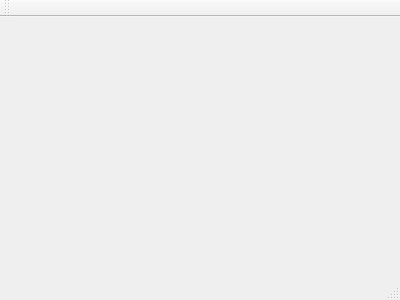
First picture: the form in mainwindow.ui, repository akademik2607/geekQtRedaktor, before the edit.
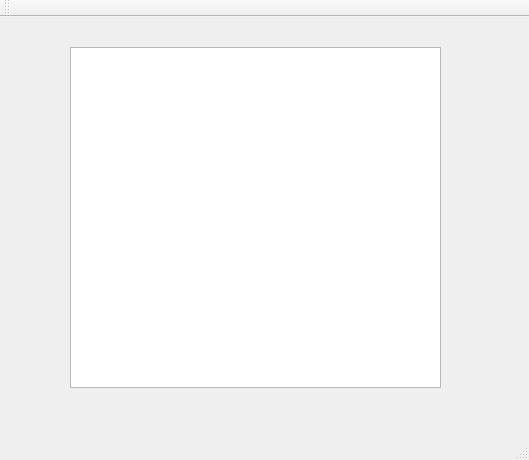
Second picture: the form after the edit.

Commit message: Добавил конвртер спецсимволов(#@RUB@)

The edit to the form file:
```diff
--- a/mainwindow.ui
+++ b/mainwindow.ui
@@ -1,24 +1,50 @@
 <ui version="4.0">
  <class>MainWindow</class>
- <widget class="QMainWindow" name="MainWindow" >
-  <property name="geometry" >
+ <widget class="QMainWindow" name="MainWindow">
+  <property name="geometry">
    <rect>
     <x>0</x>
     <y>0</y>
-    <width>400</width>
-    <height>300</height>
+    <width>529</width>
+    <height>460</height>
    </rect>
   </property>
   <property name="windowTitle" >
    <string>MainWindow</string>
   </property>
-  <widget class="QMenuBar" name="menuBar" />
-  <widget class="QToolBar" name="mainToolBar" />
-  <widget class="QWidget" name="centralWidget" />
-  <widget class="QStatusBar" name="statusBar" />
+  <widget class="QWidget" name="centralWidget">
+   <widget class="QTextEdit" name="textEdit">
+    <property name="geometry">
+     <rect>
+      <x>70</x>
+      <y>30</y>
+      <width>371</width>
+      <height>341</height>
+     </rect>
+    </property>
+   </widget>
+  </widget>
+  <widget class="QMenuBar" name="menuBar">
+   <property name="geometry">
+    <rect>
+     <x>0</x>
+     <y>0</y>
+     <width>529</width>
+     <height>22</height>
+    </rect>
+   </property>
+  </widget>
+  <widget class="QToolBar" name="mainToolBar">
+   <attribute name="toolBarArea">
+    <enum>TopToolBarArea</enum>
+   </attribute>
+   <attribute name="toolBarBreak">
+    <bool>false</bool>
+   </attribute>
+  </widget>
+  <widget class="QStatusBar" name="statusBar"/>
  </widget>
- <layoutDefault spacing="6" margin="11" />
- <pixmapfunction></pixmapfunction>
+ <layoutdefault spacing="6" margin="11"/>
  <resources/>
  <connections/>
 </ui>
```
Left out of the diff: 3 changed lines with no effect on the pictures. The commit also changes 2 other files.
